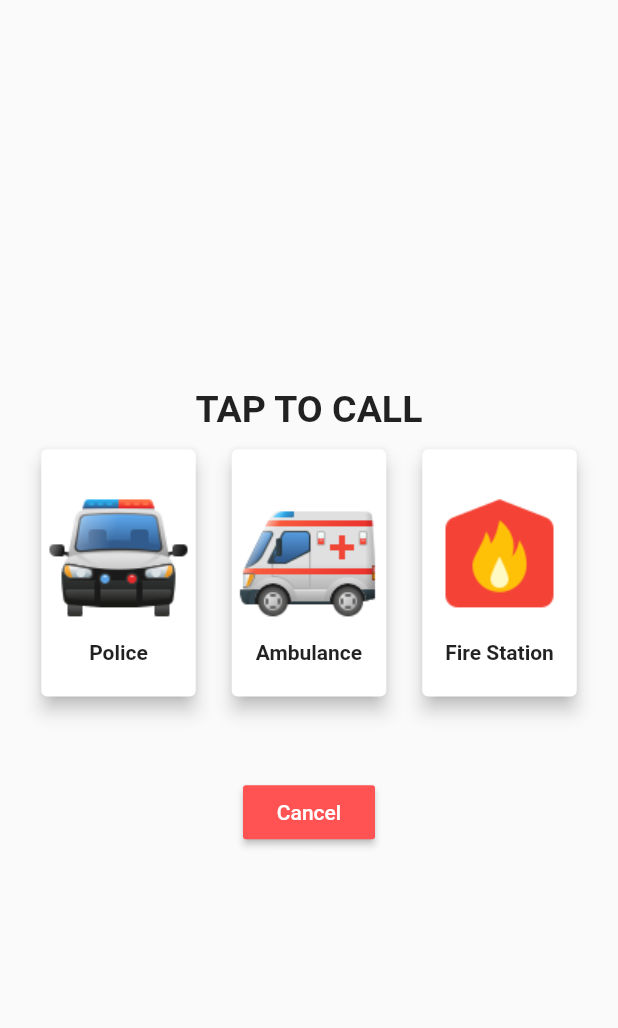
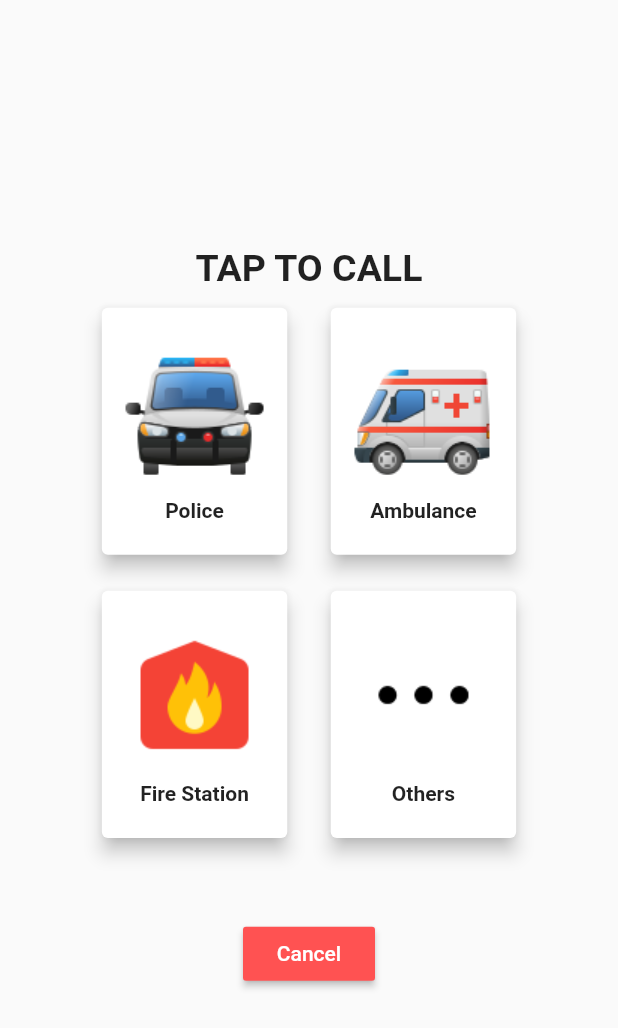
Before and after one commit to ianvillamia/SOSMAK, a Flutter app: the SOSPage screen opened directly, after a tap on "Police", on a phone screen of 412 x 824 dp. Shown: the top 1028 px of the screen. Run offline on Flutter 3.47's test engine with Material 2 defaults, Android fonts, the phone set to English and light mode, and no system bars; our stand-ins replace cloud_firestore, date_format, firebase_auth, firebase_core, firebase_storage, geocoding and 4 more; missing offline and left inert: flutter_polyline_points, geocoder, google_maps_webservice, multi_image_picker, nima, search_map_place; accounts and stored records are empty.

```diff
--- /dev/null
+++ b/lib/models/emergencyModel.dart
@@ -0,0 +1,15 @@
+import 'package:cloud_firestore/cloud_firestore.dart';
+
+class EmergencyModel {
+  String name;
+  String subtitle;
+  String mobileNo;
+  String telNo;
+
+  EmergencyModel.get(DocumentSnapshot doc) {
+    this.name = doc.data()['name'] ?? '';
+    this.subtitle = doc.data()['subtitle'] ?? '';
+    this.mobileNo = doc.data()['mobileNo'] ?? '';
+    this.telNo = doc.data()['telNo'] ?? '';
+  }
+}
--- a/lib/screens/admin/incidentReportsAdmin/bottomSheet.dart
+++ b/lib/screens/admin/incidentReportsAdmin/bottomSheet.dart
@@ -204,7 +204,7 @@ class _IncidentReportBottomSheetState extends State<IncidentReportBottomSheet> {
 
   changeStatus(int status, DocumentSnapshot doc) {
     CollectionReference incidentReport =
-        FirebaseFirestore.instance.collection('incidentReport');
+        FirebaseFirestore.instance.collection('incidentReports');
     return incidentReport.doc(doc.id).update({'status': status});
   }
 
--- a/lib/screens/admin/incidentReportsAdmin/incidentReportsAdmin.dart
+++ b/lib/screens/admin/incidentReportsAdmin/incidentReportsAdmin.dart
@@ -109,7 +109,6 @@ class _IncidentReportAdminState extends State<IncidentReportAdmin> {
 
   _buildCard(DocumentSnapshot doc, BuildContext context) {
     IncidentModel incident = IncidentModel.get(doc);
-    List images = incident.imageUrls;
     return Card(
       elevation: 5,
       child: InkWell(
--- a/lib/screens/home.dart
+++ b/lib/screens/home.dart
@@ -98,9 +98,9 @@ class _HomeState extends State<Home> {
         children: [
           _buildTile(
               color: Colors.white,
-              text: 'Emergency SOS',
+              text: 'Emergency HOTLINE',
               widget: SOSPage(),
-              icon: Icons.notifications),
+              icon: Icons.call),
           _buildTile(
               color: Colors.white,
               text: 'Emergency Maps',
--- a/lib/screens/sos_screen/sosPage.dart
+++ b/lib/screens/sos_screen/sosPage.dart
@@ -1,3 +1,6 @@
+import 'package:SOSMAK/models/emergencyModel.dart';
+import 'package:SOSMAK/screens/sos_screen/sosNumbers.dart';
+import 'package:cloud_firestore/cloud_firestore.dart';
 import 'package:flutter/material.dart';
 import 'package:url_launcher/url_launcher.dart';
 
@@ -46,34 +49,61 @@ class _SOSPageState extends State<SOSPage> {
 
   _buildTiles() {
     return Wrap(
+      spacing: 5,
       children: [
         _buildTile(
           color: Colors.white,
           text: 'Police',
-            image: 'assets/police-car.png'),
+          image: 'assets/police-car.png',
+          onTap: () => _launchURL(number: '12345'),
+        ),
         _buildTile(
           color: Colors.white,
           text: 'Ambulance',
-            image: 'assets/ambulance.png'),
+          image: 'assets/ambulance.png',
+          onTap: () => _launchURL(number: '12345'),
+        ),
         _buildTile(
           color: Colors.white,
           text: 'Fire Station',
-            image: 'assets/fire-station.png'),
+          image: 'assets/fire-station.png',
+          onTap: () => _launchURL(number: '12345'),
+        ),
+        _buildTile(
+          color: Colors.white,
+          text: 'Others',
+          image: 'assets/more.png',
+          onTap: () => Navigator.push(
+              context, MaterialPageRoute(builder: (context) => SosNumbers())),
+        ),
       ],
     );
   }
 
   _buildTile(
-      {@required Color color, @required String text, @required String image}) {
+      {@required Color color,
+      @required String text,
+      @required String image,
+      @required onTap}) {
+    //     DocumentSnapshot doc,
+    // EmergencyModel emergency = EmergencyModel.get(doc);
+    // return StreamBuilder(
+    //     stream: FirebaseFirestore.instance.collection('emergencyNumbers').snapshots(),
+    //     builder: (BuildContext context, AsyncSnapshot<dynamic> snapshot) {
+    //       if (snapshot.connectionState == ConnectionState.waiting) {
+    //         return Center(
+    //           child: SizedBox(),
+    //         );
+    //       } else {
     return Padding(
       padding: const EdgeInsets.all(8.0),
       child: Card(
         elevation: 5,
         child: InkWell(
           splashColor: Colors.blue,
-          onTap: () => _launchURL(),
+          onTap: onTap,
           child: Container(
-            width: size.width * .25,
+            width: size.width * .3,
             height: size.height * .2,
             child: Column(
               mainAxisAlignment: MainAxisAlignment.center,
@@ -94,8 +124,8 @@ class _SOSPageState extends State<SOSPage> {
     );
   }
 
-  _launchURL() async {
-    const url = 'tel:+639292052188';
+  _launchURL({String number}) async {
+    String url = 'tel:$number';
     if (await canLaunch(url)) {
       await launch(url);
     } else {
```
Also changed, not shown: lib/screens/medical_report/medicalreport.dart (+61 -12 lines), lib/screens/sos_screen/sosNumbers.dart (added, +96 -0 lines), assets/more.png (added). Lines whose indentation alone changed are shown as unchanged.
